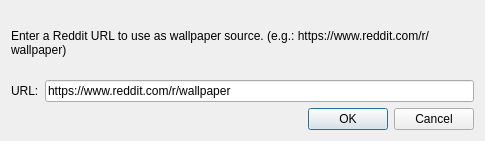
First picture: the form in wpcg/presentation/ui/webDialog.ui, repository JakobPer/wpcg-py, before the edit.
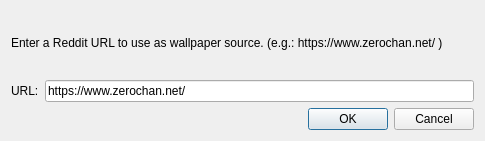
Second picture: the form after the edit.

Commit message: removed reddit provider, added windows settings for autostart

Patch:
```diff
--- a/wpcg/presentation/ui/webDialog.ui
+++ b/wpcg/presentation/ui/webDialog.ui
@@ -23,7 +23,7 @@
    <item>
     <widget class="QLabel" name="label_2">
      <property name="text">
-      <string>Enter a Reddit URL to use as wallpaper source. (e.g.: https://www.reddit.com/r/wallpaper)</string>
+      <string>Enter a Reddit URL to use as wallpaper source. (e.g.: https://www.zerochan.net/ )</string>
      </property>
      <property name="textFormat">
       <enum>Qt::AutoText</enum>
@@ -48,7 +48,7 @@
      <item row="0" column="1">
       <widget class="QLineEdit" name="leURL">
        <property name="text">
-        <string>https://www.reddit.com/r/wallpaper</string>
+        <string>https://www.zerochan.net/</string>
        </property>
       </widget>
      </item>
```
The commit also changes 5 other files.
